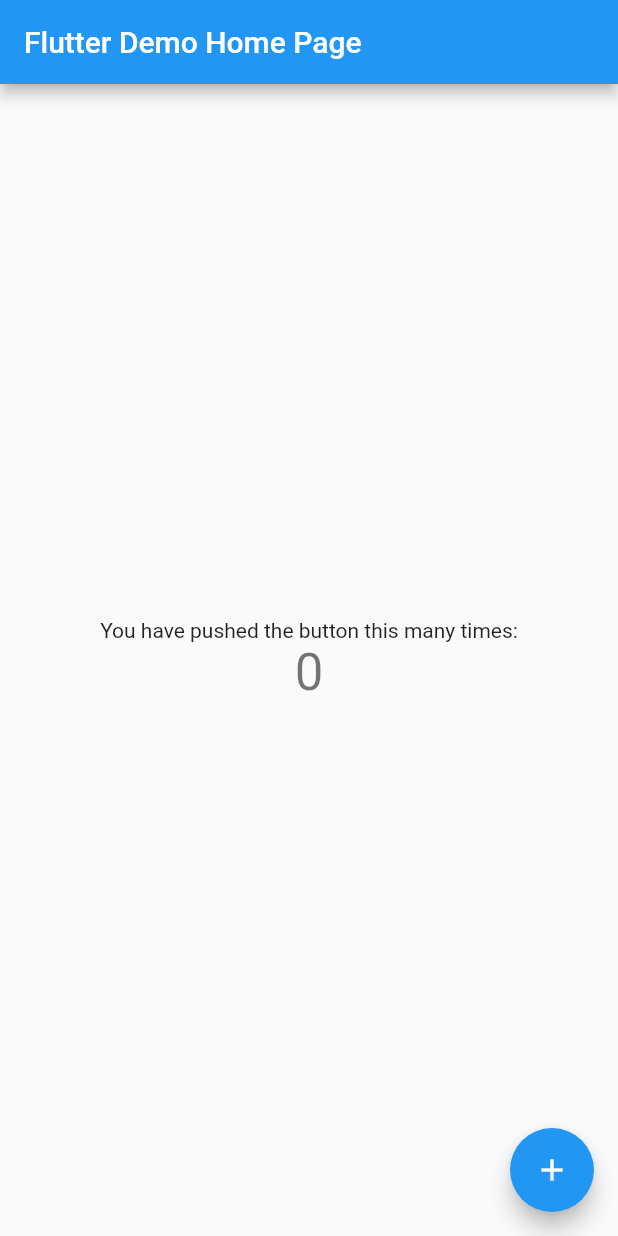
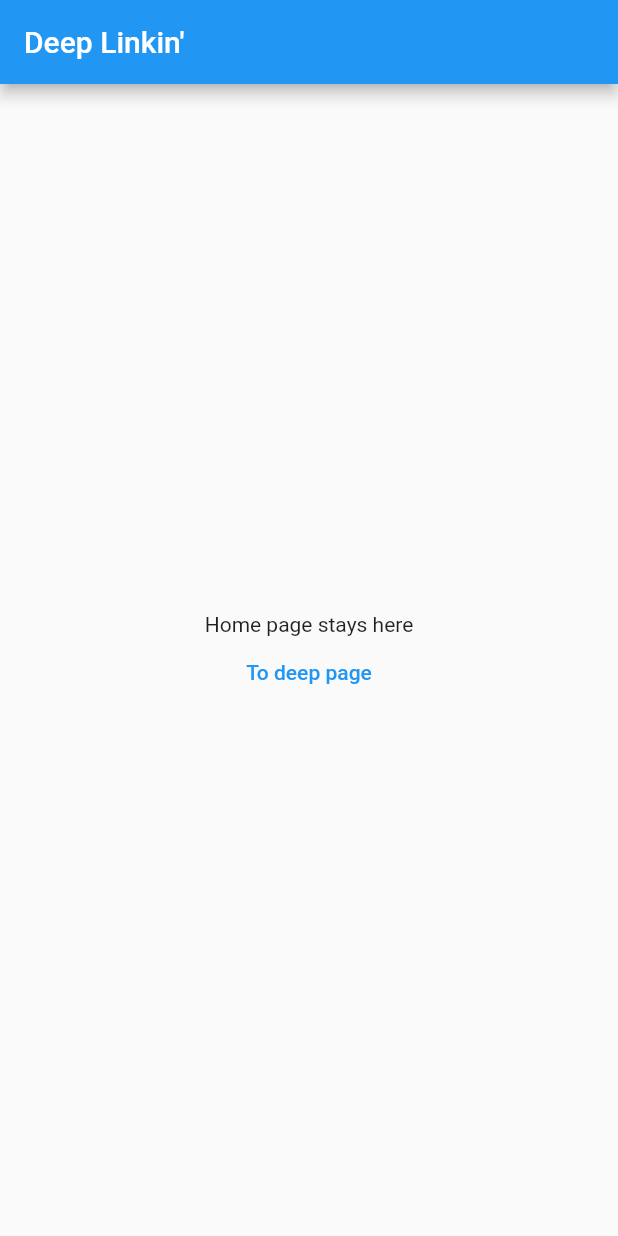
Before and after one commit to faithomotoso/fltter_deep_linking, a Flutter app: the screen it shows after launch, on a phone screen of 412 x 824 dp. Run offline on Flutter 3.47's test engine with Material 2 defaults, Android fonts, the phone set to English and light mode, and no system bars; our stand-ins replace go_router.

Commit message:
Setup deep linking for android & ios and tested with sample commands available in readme

```diff
--- a/lib/main.dart
+++ b/lib/main.dart
@@ -1,115 +1,64 @@
+import 'package:flttr_deep_linking/deep_page.dart';
 import 'package:flutter/material.dart';
+import 'package:go_router/go_router.dart';
 
 void main() {
   runApp(const MyApp());
 }
 
+GoRouter _router = GoRouter(routes: [
+  GoRoute(path: "/", builder: (ctx, state) => MyHomePage(), routes: [
+    GoRoute(path: "deep", builder: (ctx, state) => IosDeepPage())
+  ]),
+  // GoRoute(path: "/ios-no-home", builder: (ctx, state) => IosDeepPage())
+], debugLogDiagnostics: true);
+
 class MyApp extends StatelessWidget {
   const MyApp({super.key});
 
-  // This widget is the root of your application.
   @override
   Widget build(BuildContext context) {
-    return MaterialApp(
+    return MaterialApp.router(
       title: 'Flutter Demo',
       theme: ThemeData(
-        // This is the theme of your application.
-        //
-        // Try running your application with "flutter run". You'll see the
-        // application has a blue toolbar. Then, without quitting the app, try
-        // changing the primarySwatch below to Colors.green and then invoke
-        // "hot reload" (press "r" in the console where you ran "flutter run",
-        // or simply save your changes to "hot reload" in a Flutter IDE).
-        // Notice that the counter didn't reset back to zero; the application
-        // is not restarted.
         primarySwatch: Colors.blue,
       ),
-      home: const MyHomePage(title: 'Flutter Demo Home Page'),
+      routerConfig: _router,
     );
   }
 }
 
 class MyHomePage extends StatefulWidget {
-  const MyHomePage({super.key, required this.title});
-
-  // This widget is the home page of your application. It is stateful, meaning
-  // that it has a State object (defined below) that contains fields that affect
-  // how it looks.
-
-  // This class is the configuration for the state. It holds the values (in this
-  // case the title) provided by the parent (in this case the App widget) and
-  // used by the build method of the State. Fields in a Widget subclass are
-  // always marked "final".
-
-  final String title;
+  const MyHomePage({
+    super.key,
+  });
 
   @override
   State<MyHomePage> createState() => _MyHomePageState();
 }
 
 class _MyHomePageState extends State<MyHomePage> {
-  int _counter = 0;
-
-  void _incrementCounter() {
-    setState(() {
-      // This call to setState tells the Flutter framework that something has
-      // changed in this State, which causes it to rerun the build method below
-      // so that the display can reflect the updated values. If we changed
-      // _counter without calling setState(), then the build method would not be
-      // called again, and so nothing would appear to happen.
-      _counter++;
-    });
-  }
-
   @override
   Widget build(BuildContext context) {
-    // This method is rerun every time setState is called, for instance as done
-    // by the _incrementCounter method above.
-    //
-    // The Flutter framework has been optimized to make rerunning build methods
-    // fast, so that you can just rebuild anything that needs updating rather
-    // than having to individually change instances of widgets.
     return Scaffold(
       appBar: AppBar(
-        // Here we take the value from the MyHomePage object that was created by
-        // the App.build method, and use it to set our appbar title.
-        title: Text(widget.title),
+        title: const Text("Deep Linkin'"),
       ),
       body: Center(
-        // Center is a layout widget. It takes a single child and positions it
-        // in the middle of the parent.
         child: Column(
-          // Column is also a layout widget. It takes a list of children and
-          // arranges them vertically. By default, it sizes itself to fit its
-          // children horizontally, and tries to be as tall as its parent.
-          //
-          // Invoke "debug painting" (press "p" in the console, choose the
-          // "Toggle Debug Paint" action from the Flutter Inspector in Android
-          // Studio, or the "Toggle Debug Paint" command in Visual Studio Code)
-          // to see the wireframe for each widget.
-          //
-          // Column has various properties to control how it sizes itself and
-          // how it positions its children. Here we use mainAxisAlignment to
-          // center the children vertically; the main axis here is the vertical
-          // axis because Columns are vertical (the cross axis would be
-          // horizontal).
           mainAxisAlignment: MainAxisAlignment.center,
           children: <Widget>[
             const Text(
-              'You have pushed the button this many times:',
+              'Home page stays here',
             ),
-            Text(
-              '$_counter',
-              style: Theme.of(context).textTheme.headline4,
-            ),
+            TextButton(
+                onPressed: () {
+                  context.go("/deep");
+                },
+                child: Text("To deep page")),
           ],
         ),
       ),
-      floatingActionButton: FloatingActionButton(
-        onPressed: _incrementCounter,
-        tooltip: 'Increment',
-        child: const Icon(Icons.add),
-      ), // This trailing comma makes auto-formatting nicer for build methods.
     );
   }
 }
--- a/pubspec.yaml
+++ b/pubspec.yaml
@@ -36,6 +36,7 @@ dependencies:
   # The following adds the Cupertino Icons font to your application.
   # Use with the CupertinoIcons class for iOS style icons.
   cupertino_icons: ^1.0.2
+  go_router: ^6.5.7
 
 dev_dependencies:
   flutter_test:
```
Also changed, not shown: lib/deep_page.dart (added, +17 -0 lines), pubspec.lock, 4 other files.
